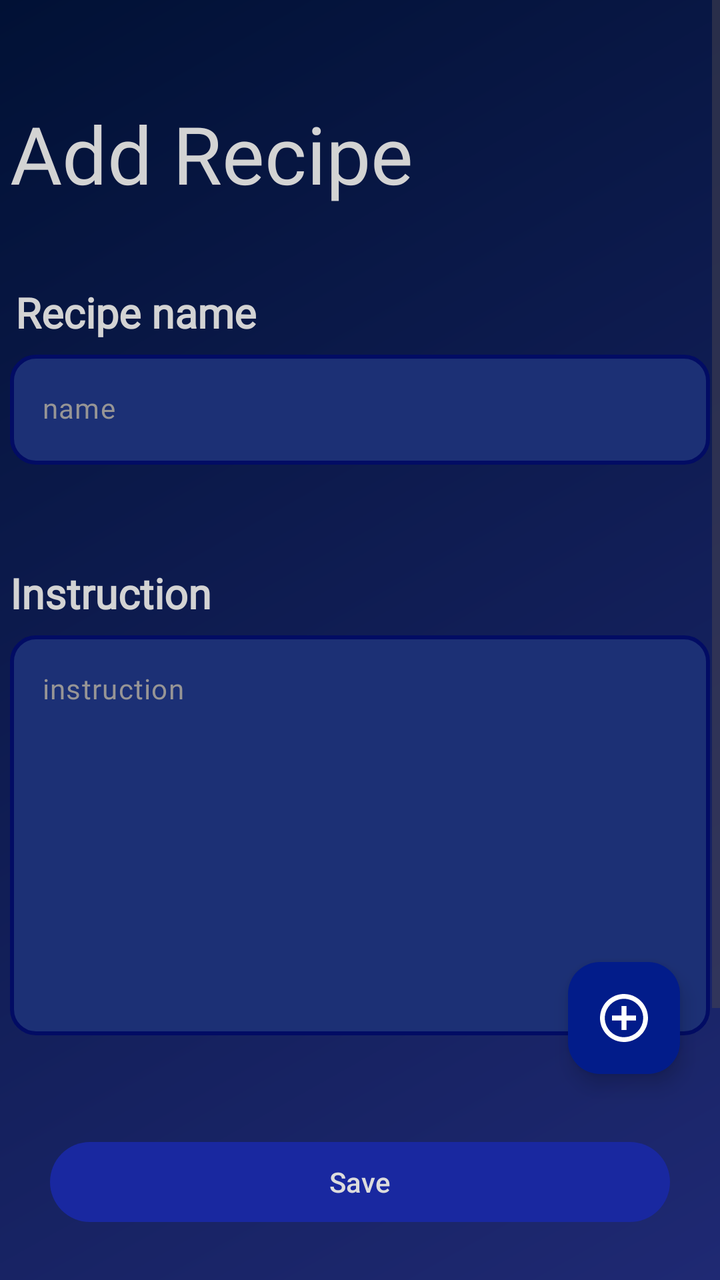
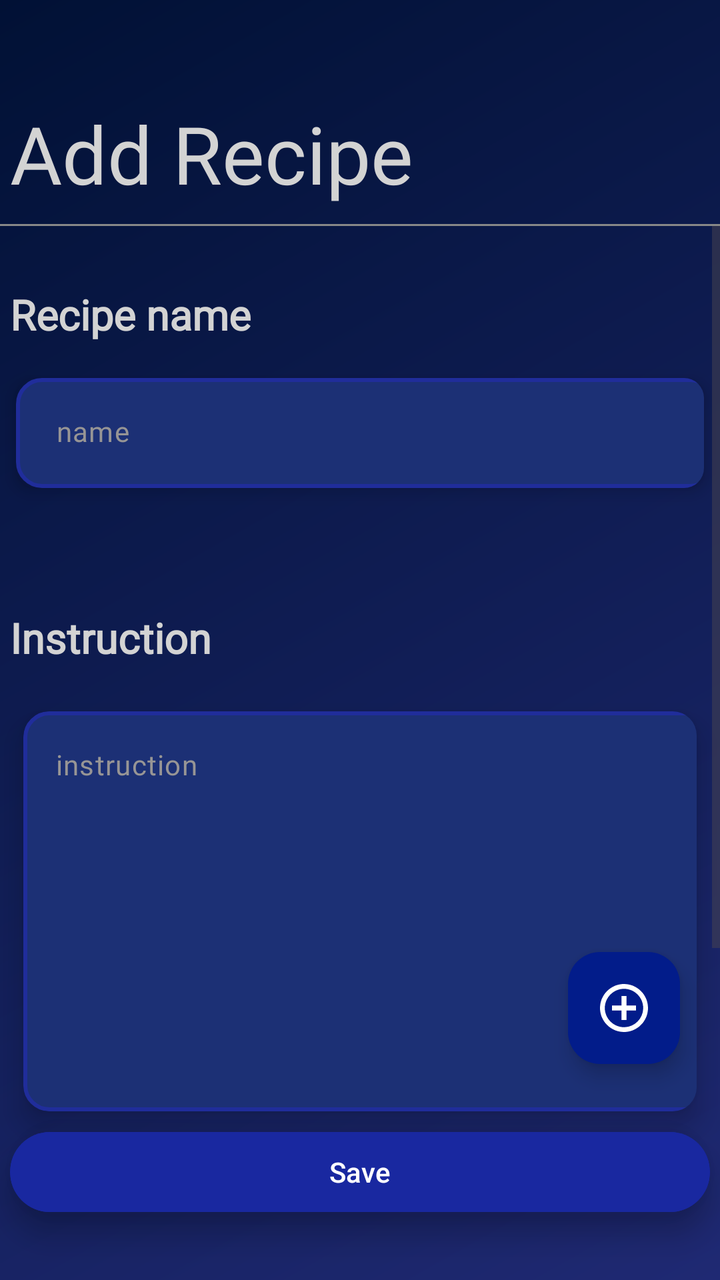

Before-and-after screenshots of an Android layout around one commit, followed by the original layout XML and the change that was made.
<!-- AndroidManifest.xml: application theme Theme.Recipe -->
<!-- res/layout/activity_add_recipe.xml -->
<?xml version="1.0" encoding="utf-8"?>
<androidx.constraintlayout.widget.ConstraintLayout xmlns:android="http://schemas.android.com/apk/res/android"
    xmlns:app="http://schemas.android.com/apk/res-auto"
    xmlns:tools="http://schemas.android.com/tools"
    android:id="@+id/main"
    android:layout_width="match_parent"
    android:layout_height="match_parent"
    android:background="@drawable/my_background">

    
    <ScrollView
        android:id="@+id/ScrollViewContent"
        android:layout_width="match_parent"
        android:layout_height="0dp"
        android:fillViewport="true"
        app:layout_constraintTop_toTopOf="parent"
        app:layout_constraintBottom_toTopOf="@id/RecipeSaveButton">

        <androidx.constraintlayout.widget.ConstraintLayout
            android:layout_width="match_parent"
            android:layout_height="wrap_content"
            android:paddingBottom="120dp"> 

            <TextView
                android:id="@+id/CreateRecipeTextView"
                android:layout_width="350dp"
                android:layout_height="62dp"
                android:layout_marginTop="50dp"
                android:fontFamily="@font/archivo_black"
                android:gravity="left"
                android:text="Add Recipe"
                android:textColor="@color/my_text_view_back"
                android:textSize="40sp"
                app:layout_constraintEnd_toEndOf="parent"
                app:layout_constraintStart_toStartOf="parent"
                app:layout_constraintTop_toTopOf="parent" />

            <TextView
                android:id="@+id/TextViewRecipeName"
                android:layout_width="350dp"
                android:layout_height="wrap_content"
                android:layout_marginStart="5dp"
                android:layout_marginTop="30dp"
                android:fontFamily="@font/archivo_black"
                android:text="Recipe name"
                android:textColor="@color/my_text_view_back"
                android:textSize="21sp"
                android:textStyle="bold"
                app:layout_constraintEnd_toEndOf="parent"
                app:layout_constraintStart_toStartOf="parent"
                app:layout_constraintTop_toBottomOf="@id/CreateRecipeTextView" />

            <EditText
                android:id="@+id/EditTextRecipe"
                style="@style/Widget.Material3.AutoCompleteTextView.OutlinedBox"
                android:layout_width="350dp"
                android:layout_height="55dp"
                android:layout_marginTop="7dp"
                android:background="@drawable/textview_border"
                android:fontFamily="@font/archivo_black"
                android:gravity="start"
                android:hint="name"
                android:inputType="text"
                android:paddingTop="17dp"
                android:paddingBottom="5dp"
                android:textColor="#DCDCDC"
                android:textColorHint="#979595"
                android:textSize="14sp"
                app:layout_constraintEnd_toEndOf="parent"
                app:layout_constraintStart_toStartOf="parent"
                app:layout_constraintTop_toBottomOf="@id/TextViewRecipeName" />

            <LinearLayout
                android:id="@+id/linearLayoutDescription"
                android:layout_width="match_parent"
                android:layout_height="wrap_content"
                android:orientation="vertical"
                app:layout_constraintTop_toBottomOf="@id/EditTextRecipe"
                tools:listitem="@layout/ingredient_item" />

            <TextView
                android:id="@+id/TextViewInstructionRecipe"
                android:layout_width="350dp"
                android:layout_height="wrap_content"
                android:layout_marginTop="50dp"
                android:fontFamily="@font/archivo_black"
                android:text="Instruction"
                android:textColor="@color/my_text_view_back"
                android:textSize="21sp"
                android:textStyle="bold"
                app:layout_constraintEnd_toEndOf="parent"
                app:layout_constraintStart_toStartOf="parent"
                app:layout_constraintTop_toBottomOf="@id/linearLayoutDescription" />

            <EditText
                android:id="@+id/EditTextInsctructionRecipe"
                style="@style/Widget.Material3.AutoCompleteTextView.OutlinedBox"
                android:layout_width="350dp"
                android:layout_height="wrap_content"
                android:layout_marginTop="7dp"
                android:minHeight="200dp"
                android:background="@drawable/textview_border"
                android:ellipsize="none"
                android:fontFamily="@font/archivo_black"
                android:gravity="top|start"
                android:hint="instruction"
                android:inputType="textMultiLine"
                android:scrollHorizontally="false"
                android:singleLine="false"
                android:paddingTop="17dp"
                android:paddingBottom="5dp"
                android:textColor="#DCDCDC"
                android:textColorHint="#979595"
                android:textSize="14sp"
                android:scrollbars="vertical"
                android:maxLines="10"
                app:layout_constraintEnd_toEndOf="parent"
                app:layout_constraintStart_toStartOf="parent"
                app:layout_constraintTop_toBottomOf="@id/TextViewInstructionRecipe"/>
        </androidx.constraintlayout.widget.ConstraintLayout>
    </ScrollView>

    
    <com.google.android.material.floatingactionbutton.FloatingActionButton
        android:id="@+id/floatingActionButton"
        android:layout_width="wrap_content"
        android:layout_height="wrap_content"
        android:layout_marginEnd="20dp"
        android:layout_marginBottom="30dp"
        android:clickable="true"
        android:contentDescription="@string/app_name"
        app:layout_constraintBottom_toTopOf="@id/RecipeSaveButton"
        app:layout_constraintEnd_toEndOf="parent"
        app:backgroundTint="@color/fab_background"
        app:srcCompat="@drawable/ic_add_recipe"
        app:tint="@android:color/white" />

    
    <Button
        android:id="@+id/RecipeSaveButton"
        android:layout_width="match_parent"
        android:layout_height="wrap_content"
        android:layout_margin="25dp"
        app:backgroundTint="@color/my_button_background"
        android:text="Save"
        android:textColor="#DCDCDC"
        app:layout_constraintBottom_toBottomOf="parent"
        app:layout_constraintStart_toStartOf="parent"
        app:layout_constraintEnd_toEndOf="parent"/>
</androidx.constraintlayout.widget.ConstraintLayout>
<!-- res/layout/ingredient_item.xml (included above) -->
<?xml version="1.0" encoding="utf-8"?>
<androidx.constraintlayout.widget.ConstraintLayout xmlns:android="http://schemas.android.com/apk/res/android"
    xmlns:app="http://schemas.android.com/apk/res-auto"
    xmlns:tools="http://schemas.android.com/tools"
    android:id="@+id/linearLayout"
    android:layout_width="match_parent"
    android:layout_height="wrap_content"
    android:layout_marginTop="50dp">

    
    <TextView
        android:id="@+id/TextViewIngredient"
        android:layout_width="350dp"
        android:layout_height="wrap_content"
        android:fontFamily="@font/archivo_black"
        android:gravity="left"
        android:text="Ingredient"
        android:textStyle="bold"
        android:textColor="@color/my_text_view_back"
        android:textSize="21sp"
        app:layout_constraintEnd_toEndOf="parent"
        app:layout_constraintStart_toStartOf="parent"
        app:layout_constraintTop_toTopOf="parent" />

    
    <LinearLayout
        android:id="@+id/LinearLayoutIngredient"
        android:layout_width="350dp"
        android:layout_height="60dp"
        android:layout_marginTop="7dp"
        android:background="@drawable/textview_border"
        android:orientation="horizontal"
        android:gravity="center"
        app:layout_constraintTop_toBottomOf="@id/TextViewIngredient"
        app:layout_constraintStart_toStartOf="parent"
        app:layout_constraintEnd_toEndOf="parent">

        <EditText
            android:id="@+id/EditTextNameIngredient"
            android:singleLine="true"
            android:scrollHorizontally="true"
            android:ellipsize="none"
            android:inputType="text"
            android:layout_width="180dp"
            android:layout_height="70dp"
            android:layout_marginStart="20dp"
            android:fontFamily="@font/bakbak_one"
            android:hint="Name"
            android:paddingTop="20dp"
            android:textColorHint="#979595"
            android:textColor="@color/white"
            android:textSize="15sp" />

        <FrameLayout
            android:layout_width="wrap_content"
            android:layout_height="wrap_content">

            <EditText
                android:id="@+id/EditTextWeight"
                android:layout_width="90dp"
                android:layout_height="70dp"
                android:background="@drawable/weight_border"
                android:fontFamily="@font/bakbak_one"
                android:gravity="center"
                android:hint="Weight"
                android:inputType="numberDecimal"
                android:minHeight="48dp"
                android:paddingStart="10dp"
                android:paddingTop="8dp"
                android:paddingEnd="10dp"
                android:paddingBottom="11dp"
                android:textColor="@color/white"
                android:textColorHint="#979595"
                android:textSize="15sp" />
        </FrameLayout>


        <Spinner
            android:id="@+id/SpinnerUnit"
            android:layout_width="wrap_content"
            android:layout_height="70dp"
            android:entries="@array/ingredients_unit"
            android:minHeight="48dp" />
    </LinearLayout>

</androidx.constraintlayout.widget.ConstraintLayout>
<!-- resources referenced by this layout -->
<resources>
  <string-array name="ingredients_unit">
          <item>кг</item>
          <item>гр</item>
          <item>lb</item>
      </string-array>
  <color name="fab_background">#021C8A</color>
  <color name="my_button_background">#1928A0</color>
  <color name="my_text_view_back">#D3D3D3</color>
  <color name="white">#FFFFFFFF</color>
  <!-- drawable ic_add_recipe (drawable) -->
  <vector xmlns:android="http://schemas.android.com/apk/res/android"
      android:width="512dp"
      android:height="512dp"
      android:viewportWidth="512"
      android:viewportHeight="512">
    <path
        android:pathData="M233,1c-19.9,1.8 -46.4,7.8 -64.9,14.6 -23.7,8.8 -52.9,25.4 -72.7,41.4 -10.1,8.2 -30.2,28.3 -38.4,38.4 -16,19.8 -32.6,49 -41.4,72.7 -12.4,33.6 -17.8,74.2 -14.6,109.7 1.9,21.6 7.6,47 14.6,66.1 8.8,23.7 25.4,52.9 41.4,72.7 8.2,10.1 28.3,30.2 38.4,38.4 19.8,16 49,32.6 72.7,41.4 33.6,12.4 74.2,17.8 109.7,14.6 21.6,-1.9 47,-7.6 66.1,-14.6 23.7,-8.8 52.9,-25.4 72.7,-41.4 10.1,-8.2 30.2,-28.3 38.4,-38.4 16,-19.8 32.6,-49 41.4,-72.7 7,-19.1 12.7,-44.5 14.6,-66.1 3.2,-35.5 -2.2,-76.1 -14.6,-109.7 -8.8,-23.7 -25.4,-52.9 -41.4,-72.7 -8.2,-10.1 -28.3,-30.2 -38.4,-38.4 -19.8,-16 -49,-32.6 -72.7,-41.4 -33.7,-12.4 -74.7,-17.8 -110.9,-14.6zM273.5,52c48.6,4.6 92.4,25.1 126.9,59.6 67.5,67.6 79.6,169.9 29.8,251.4 -15.7,25.7 -41.5,51.5 -67.2,67.2 -54.4,33.3 -118.8,39.7 -177.8,17.6 -27.9,-10.4 -52.3,-26.2 -73.6,-47.4 -62.5,-62.6 -78.1,-156.4 -39,-234.7 37.8,-75.7 118.5,-121.4 200.9,-113.7z"
        android:fillColor="#000000"
        android:strokeColor="#00000000"/>
    <path
        android:pathData="M230,179l0,51 -51,-0 -51,-0 0,26 0,26 51,-0 51,-0 0,51 0,51 26,-0 26,-0 0,-51 0,-51 51,-0 51,-0 0,-26 0,-26 -51,-0 -51,-0 0,-51 0,-51 -26,-0 -26,-0 0,51z"
        android:fillColor="#000000"
        android:strokeColor="#00000000"/>
  </vector>
  <!-- drawable my_background (drawable) -->
  <shape xmlns:android="http://schemas.android.com/apk/res/android"
      android:shape="rectangle">
  
  
      <gradient
          android:type="linear"
          android:startColor="#011135"
          android:endColor="#1F2973"
          android:angle="315" />
  
      <size
          android:width="1080dp"
          android:height="1920dp" />
  </shape>
  <!-- drawable textview_border (drawable) -->
  <?xml version="1.0" encoding="utf-8"?>
  <shape xmlns:android="http://schemas.android.com/apk/res/android"
      android:shape="rectangle">
  
      
      <solid android:color="#1C3075" />
  
      
      <stroke
          android:width="2dp"
          android:color="#020C64" />
  
      
      <corners android:radius="12dp" />
  </shape>
  <!-- drawable weight_border: png bitmap (drawable, 4779 bytes) -->
  <string name="app_name">Recipe</string>
  <style name="Theme.Recipe" parent="Base.Theme.Recipe" />
  <style name="Base.Theme.Recipe" parent="Theme.Material3.DayNight.NoActionBar">
          
          
      </style>
</resources>

<!-- the commit's change to res/layout/activity_add_recipe.xml (unified diff, before → after) -->
@@ -1,5 +1,5 @@
-<?xml version="1.0" encoding="utf-8"?>
-<androidx.constraintlayout.widget.ConstraintLayout xmlns:android="http://schemas.android.com/apk/res/android"
+<androidx.constraintlayout.widget.ConstraintLayout
+    xmlns:android="http://schemas.android.com/apk/res/android"
     xmlns:app="http://schemas.android.com/apk/res-auto"
     xmlns:tools="http://schemas.android.com/tools"
     android:id="@+id/main"
@@ -8,75 +8,94 @@
     android:background="@drawable/my_background">
 
     
+    <TextView
+        android:id="@+id/CreateRecipeTextView"
+        android:layout_width="350dp"
+        android:layout_height="62dp"
+        android:layout_marginTop="50dp"
+        android:fontFamily="@font/archivo_black"
+        android:gravity="left"
+        android:text="Add Recipe"
+        android:textColor="@color/my_text_view_back"
+        android:textSize="40sp"
+        app:layout_constraintTop_toTopOf="parent"
+        app:layout_constraintStart_toStartOf="parent"
+        app:layout_constraintEnd_toEndOf="parent"/>
+
+    
+    <View
+        android:id="@+id/lineUnderText"
+        android:layout_width="match_parent"
+        android:layout_height="1dp"
+        android:background="#888888"
+        app:layout_constraintTop_toBottomOf="@id/CreateRecipeTextView"
+        app:layout_constraintStart_toStartOf="parent"
+        app:layout_constraintEnd_toEndOf="parent"/>
+
+    
     <ScrollView
         android:id="@+id/ScrollViewContent"
         android:layout_width="match_parent"
         android:layout_height="0dp"
         android:fillViewport="true"
-        app:layout_constraintTop_toTopOf="parent"
-        app:layout_constraintBottom_toTopOf="@id/RecipeSaveButton">
-
-        <androidx.constraintlayout.widget.ConstraintLayout
+        android:layout_marginBottom="70dp"
+        app:layout_constraintTop_toBottomOf="@id/lineUnderText"
+        app:layout_constraintBottom_toBottomOf="parent">
+
+        <LinearLayout
+            android:id="@+id/LinearLayout"
             android:layout_width="match_parent"
             android:layout_height="wrap_content"
-            android:paddingBottom="120dp"> 
-
-            <TextView
-                android:id="@+id/CreateRecipeTextView"
-                android:layout_width="350dp"
-                android:layout_height="62dp"
-                android:layout_marginTop="50dp"
-                android:fontFamily="@font/archivo_black"
-                android:gravity="left"
-                android:text="Add Recipe"
-                android:textColor="@color/my_text_view_back"
-                android:textSize="40sp"
-                app:layout_constraintEnd_toEndOf="parent"
-                app:layout_constraintStart_toStartOf="parent"
-                app:layout_constraintTop_toTopOf="parent" />
+            android:orientation="vertical"
+            android:paddingBottom="120dp">
 
             <TextView
                 android:id="@+id/TextViewRecipeName"
                 android:layout_width="350dp"
                 android:layout_height="wrap_content"
-                android:layout_marginStart="5dp"
                 android:layout_marginTop="30dp"
                 android:fontFamily="@font/archivo_black"
                 android:text="Recipe name"
                 android:textColor="@color/my_text_view_back"
                 android:textSize="21sp"
                 android:textStyle="bold"
-                app:layout_constraintEnd_toEndOf="parent"
-                app:layout_constraintStart_toStartOf="parent"
-                app:layout_constraintTop_toBottomOf="@id/CreateRecipeTextView" />
-
-            <EditText
-                android:id="@+id/EditTextRecipe"
-                style="@style/Widget.Material3.AutoCompleteTextView.OutlinedBox"
-                android:layout_width="350dp"
-                android:layout_height="55dp"
+                android:layout_gravity="center"/>
+
+            <androidx.cardview.widget.CardView
+                android:id="@+id/CardViewRecipeName"
+                android:layout_width="wrap_content"
+                android:layout_height="wrap_content"
+                android:layout_gravity="center"
                 android:layout_marginTop="7dp"
-                android:background="@drawable/textview_border"
-                android:fontFamily="@font/archivo_black"
-                android:gravity="start"
-                android:hint="name"
-                android:inputType="text"
-                android:paddingTop="17dp"
-                android:paddingBottom="5dp"
-                android:textColor="#DCDCDC"
-                android:textColorHint="#979595"
-                android:textSize="14sp"
-                app:layout_constraintEnd_toEndOf="parent"
-                app:layout_constraintStart_toStartOf="parent"
-                app:layout_constraintTop_toBottomOf="@id/TextViewRecipeName" />
+                android:padding="8dp"
+                app:cardBackgroundColor="@android:color/transparent"
+                app:cardElevation="5dp"
+                app:cardCornerRadius="10dp"
+                app:cardUseCompatPadding="true">
+
+                <EditText
+                    android:id="@+id/EditTextRecipe"
+                    style="@style/Widget.Material3.AutoCompleteTextView.OutlinedBox"
+                    android:layout_width="350dp"
+                    android:layout_height="wrap_content"
+                    android:minHeight="55dp"
+                    android:fontFamily="@font/archivo_black"
+                    android:gravity="start"
+                    android:background="@drawable/textview_border"
+                    android:hint="name"
+                    android:inputType="text"
+                    android:paddingStart="20dp"
+                    android:textColor="#DCDCDC"
+                    android:textColorHint="#979595"
+                    android:textSize="14sp"/>
+            </androidx.cardview.widget.CardView>
 
             <LinearLayout
                 android:id="@+id/linearLayoutDescription"
                 android:layout_width="match_parent"
                 android:layout_height="wrap_content"
                 android:orientation="vertical"
-                app:layout_constraintTop_toBottomOf="@id/EditTextRecipe"
-                tools:listitem="@layout/ingredient_item" />
+                tools:listitem="@layout/ingredient_item"/>
 
             <TextView
                 android:id="@+id/TextViewInstructionRecipe"
@@ -88,36 +107,40 @@
                 android:textColor="@color/my_text_view_back"
                 android:textSize="21sp"
                 android:textStyle="bold"
-                app:layout_constraintEnd_toEndOf="parent"
-                app:layout_constraintStart_toStartOf="parent"
-                app:layout_constraintTop_toBottomOf="@id/linearLayoutDescription" />
+                android:layout_gravity="center"/>
+
+            <androidx.cardview.widget.CardView
+                android:id="@+id/CardViewInstruction"
+                android:layout_width="wrap_content"
+                android:layout_height="wrap_content"
+                app:cardElevation="8dp"
+                app:cardCornerRadius="12dp"
+                app:cardUseCompatPadding="true"
+                app:cardBackgroundColor="@android:color/transparent"
+                android:layout_marginTop="7dp"
+                android:layout_gravity="center"
+                >
 
             <EditText
                 android:id="@+id/EditTextInsctructionRecipe"
                 style="@style/Widget.Material3.AutoCompleteTextView.OutlinedBox"
                 android:layout_width="350dp"
                 android:layout_height="wrap_content"
-                android:layout_marginTop="7dp"
                 android:minHeight="200dp"
                 android:background="@drawable/textview_border"
-                android:ellipsize="none"
                 android:fontFamily="@font/archivo_black"
                 android:gravity="top|start"
                 android:hint="instruction"
                 android:inputType="textMultiLine"
                 android:scrollHorizontally="false"
                 android:singleLine="false"
-                android:paddingTop="17dp"
-                android:paddingBottom="5dp"
                 android:textColor="#DCDCDC"
                 android:textColorHint="#979595"
                 android:textSize="14sp"
                 android:scrollbars="vertical"
-                android:maxLines="10"
-                app:layout_constraintEnd_toEndOf="parent"
-                app:layout_constraintStart_toStartOf="parent"
-                app:layout_constraintTop_toBottomOf="@id/TextViewInstructionRecipe"/>
-        </androidx.constraintlayout.widget.ConstraintLayout>
+                android:maxLines="10"/>
+        </androidx.cardview.widget.CardView>
+        </LinearLayout>
     </ScrollView>
 
     
@@ -127,26 +150,37 @@
         android:layout_height="wrap_content"
         android:layout_marginEnd="20dp"
         android:layout_marginBottom="30dp"
-        android:clickable="true"
         android:contentDescription="@string/app_name"
-        app:layout_constraintBottom_toTopOf="@id/RecipeSaveButton"
+        app:backgroundTint="@color/fab_background"
+        app:layout_constraintBottom_toTopOf="@id/CardView"
         app:layout_constraintEnd_toEndOf="parent"
-        app:backgroundTint="@color/fab_background"
         app:srcCompat="@drawable/ic_add_recipe"
         app:tint="@android:color/white" />
 
     
-    <Button
-        android:id="@+id/RecipeSaveButton"
-        android:layout_width="match_parent"
-        android:layout_height="wrap_content"
-        android:layout_margin="25dp"
-        app:backgroundTint="@color/my_button_background"
-        android:text="Save"
-        android:textColor="#DCDCDC"
+
+    <androidx.cardview.widget.CardView
+        android:id="@+id/CardView"
+        android:layout_width="350dp"
+        android:layout_height="wrap_content"
+        app:cardElevation="8dp"
+        app:cardCornerRadius="120dp"
+        android:layout_marginBottom="30dp"
+        app:cardBackgroundColor="@android:color/transparent"
         app:layout_constraintBottom_toBottomOf="parent"
         app:layout_constraintStart_toStartOf="parent"
-        app:layout_constraintEnd_toEndOf="parent"/>
+        app:layout_constraintEnd_toEndOf="parent">
+
+        <Button
+            android:id="@+id/RecipeSaveButton"
+            android:layout_width="match_parent"
+            android:layout_height="wrap_content"
+            android:text="Save"
+            android:elevation="8dp"
+            android:backgroundTint="@color/my_button_background"
+            android:textColor="#FFFFFF"/>
+    </androidx.cardview.widget.CardView>
+
 </androidx.constraintlayout.widget.ConstraintLayout>
 <!-- res/layout/ingredient_item.xml (included above) -->
 <?xml version="1.0" encoding="utf-8"?>
@@ -156,7 +190,7 @@
     android:id="@+id/linearLayout"
     android:layout_width="match_parent"
     android:layout_height="wrap_content"
-    android:layout_marginTop="50dp">
+    android:layout_marginTop="20dp">
 
     
     <TextView
@@ -173,65 +207,88 @@
         app:layout_constraintStart_toStartOf="parent"
         app:layout_constraintTop_toTopOf="parent" />
 
-    
-    <LinearLayout
-        android:id="@+id/LinearLayoutIngredient"
-        android:layout_width="350dp"
-        android:layout_height="60dp"
+    <androidx.cardview.widget.CardView
+        android:id="@+id/CardViewIngredient"
+        android:layout_width="wrap_content"
+        android:layout_height="wrap_content"
+        android:layout_gravity="center"
         android:layout_marginTop="7dp"
-        android:background="@drawable/textview_border"
-        android:orientation="horizontal"
-        android:gravity="center"
+        android:padding="8dp"
+        app:cardBackgroundColor="@android:color/transparent"
+        app:cardElevation="8dp"
+        app:cardCornerRadius="10dp"
+        app:cardUseCompatPadding="true"
         app:layout_constraintTop_toBottomOf="@id/TextViewIngredient"
         app:layout_constraintStart_toStartOf="parent"
         app:layout_constraintEnd_toEndOf="parent">
 
-        <EditText
-            android:id="@+id/EditTextNameIngredient"
-            android:singleLine="true"
-            android:scrollHorizontally="true"
-            android:ellipsize="none"
-            android:inputType="text"
-            android:layout_width="180dp"
-            android:layout_height="70dp"
-            android:layout_marginStart="20dp"
-            android:fontFamily="@font/bakbak_one"
-            android:hint="Name"
-            android:paddingTop="20dp"
-            android:textColorHint="#979595"
-            android:textColor="@color/white"
-            android:textSize="15sp" />
-
-        <FrameLayout
-            android:layout_width="wrap_content"
-            android:layout_height="wrap_content">
+        <LinearLayout
+            android:id="@+id/LinearLayoutIngredient"
+            android:layout_width="350dp"
+            android:layout_height="60dp"
+            android:orientation="horizontal"
+            android:gravity="center"
+            android:background="@drawable/textview_border">
 
             <EditText
-                android:id="@+id/EditTextWeight"
-                android:layout_width="90dp"
+                android:id="@+id/EditTextNameIngredient"
+                android:singleLine="true"
+                android:scrollHorizontally="true"
+                android:ellipsize="none"
+                android:inputType="text"
+                android:layout_width="180dp"
                 android:layout_height="70dp"
-                android:background="@drawable/weight_border"
+                android:layout_marginStart="20dp"
                 android:fontFamily="@font/bakbak_one"
-                android:gravity="center"
-                android:hint="Weight"
-                android:inputType="numberDecimal"
-                android:minHeight="48dp"
-                android:paddingStart="10dp"
-                android:paddingTop="8dp"
-                android:paddingEnd="10dp"
-                android:paddingBottom="11dp"
+                android:hint="name"
+                android:paddingTop="20dp"
+                android:textColorHint="#979595"
                 android:textColor="@color/white"
-                android:textColorHint="#979595"
                 android:textSize="15sp" />
-        </FrameLayout>
-
-
-        <Spinner
-            android:id="@+id/SpinnerUnit"
-            android:layout_width="wrap_content"
-            android:layout_height="70dp"
-            android:entries="@array/ingredients_unit"
-            android:minHeight="48dp" />
-    </LinearLayout>
+
+            <FrameLayout
+                android:layout_width="wrap_content"
+                android:layout_height="wrap_content">
+
+                <EditText
+                    android:id="@+id/EditTextWeight"
+                    android:layout_width="90dp"
+                    android:layout_height="70dp"
+                    android:background="@drawable/weight_border"
+                    android:fontFamily="@font/bakbak_one"
+                    android:gravity="center"
+                    android:hint="Weight"
+                    android:inputType="numberDecimal"
+                    android:minHeight="48dp"
+                    android:paddingStart="10dp"
+                    android:paddingTop="8dp"
+                    android:paddingEnd="10dp"
+                    android:paddingBottom="11dp"
+                    android:textColor="@color/white"
+                    android:textColorHint="#979595"
+                    android:textSize="15sp" />
+            </FrameLayout>
+
+            <Spinner
+                android:id="@+id/SpinnerUnit"
+                android:layout_width="wrap_content"
+                android:layout_height="70dp"
+                android:entries="@array/ingredients_unit"
+                android:minHeight="48dp" />
+        </LinearLayout>
+    </androidx.cardview.widget.CardView>
+
+    <Button
+        android:id="@+id/ButtonDelete"
+        style="@style/Widget.AppCompat.Button.Borderless.Colored"
+        android:layout_width="wrap_content"
+        android:layout_height="wrap_content"
+        android:gravity="right"
+        android:text="Delete"
+        android:textColor="@android:color/holo_red_dark"
+        android:textSize="10sp"
+        android:layout_marginEnd="25dp"
+        app:layout_constraintEnd_toEndOf="parent"
+        app:layout_constraintTop_toBottomOf="@id/CardViewIngredient" />
 
 </androidx.constraintlayout.widget.ConstraintLayout>
<!-- resource entries referenced after the edit -->
@@ -1,8 +1,8 @@
 <!-- resources referenced by this layout -->
 <resources>
   <string-array name="ingredients_unit">
-          <item>кг</item>
-          <item>гр</item>
+          <item>kg</item>
+          <item>g</item>
           <item>lb</item>
       </string-array>
   <color name="fab_background">#021C8A</color>
@@ -50,7 +50,7 @@
       
       <stroke
           android:width="2dp"
-          android:color="#020C64" />
+          android:color="#202D9B" />
   
       
       <corners android:radius="12dp" />
